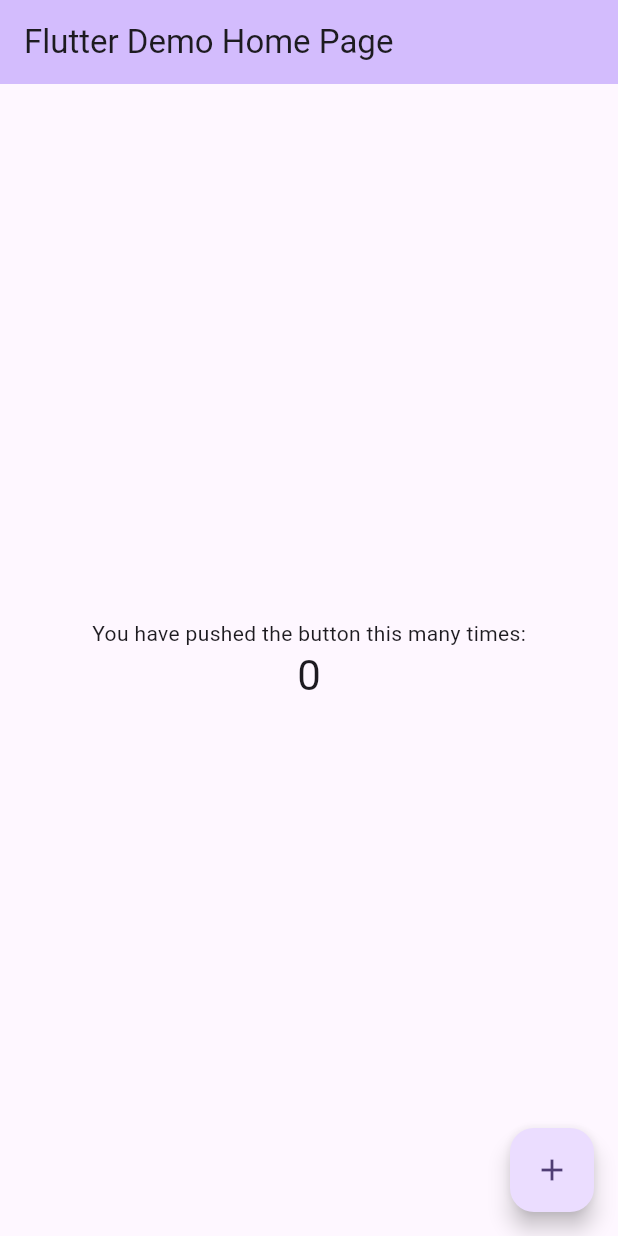
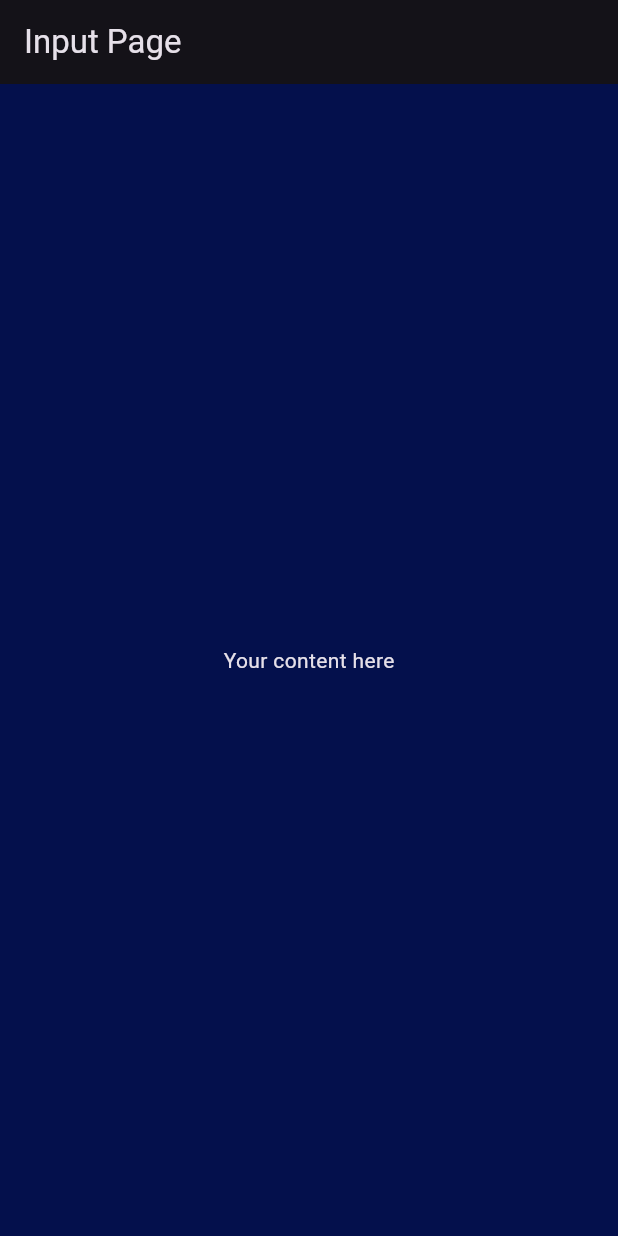
Before and after one commit to Ad33lHub/SP23-BSE-013-Muhammad-Adeel, a Flutter app: the screen it shows after launch, on a phone screen of 412 x 824 dp. Run offline on Flutter 3.47's test engine with Material 3 defaults, Android fonts, the light colour scheme and no system bars; our stand-ins replace csv, flutter_colorpicker, flutter_local_notifications, google_fonts, image_picker, math_expressions and 5 more; accounts and stored records are empty.

Commit message:
video2 9theme apply
apply dark theme

```diff
--- /dev/null
+++ b/bmi/lib/input_page.dart
@@ -0,0 +1,16 @@
+import 'package:flutter/material.dart';
+
+class InputPage extends StatefulWidget {
+  @override
+  _InputPageState createState() => _InputPageState();
+}
+
+class _InputPageState extends State<InputPage> {
+  @override
+  Widget build(BuildContext context) {
+    return Scaffold(
+      appBar: AppBar(title: Text("Input Page")),
+      body: Center(child: Text("Your content here")),
+    );
+  }
+}
--- a/bmi/lib/main.dart
+++ b/bmi/lib/main.dart
@@ -1,4 +1,5 @@
 import 'package:flutter/material.dart';
+import 'input_page.dart';
 
 void main() {
   runApp(const MyApp());
@@ -7,116 +8,14 @@ void main() {
 class MyApp extends StatelessWidget {
   const MyApp({super.key});
 
-  // This widget is the root of your application.
   @override
   Widget build(BuildContext context) {
     return MaterialApp(
-      title: 'Flutter Demo',
-      theme: ThemeData(
-        // This is the theme of your application.
-        //
-        // TRY THIS: Try running your application with "flutter run". You'll see
-        // the application has a purple toolbar. Then, without quitting the app,
-        // try changing the seedColor in the colorScheme below to Colors.green
-        // and then invoke "hot reload" (save your changes or press the "hot
-        // reload" button in a Flutter-supported IDE, or press "r" if you used
-        // the command line to start the app).
-        //
-        // Notice that the counter didn't reset back to zero; the application
-        // state is not lost during the reload. To reset the state, use hot
-        // restart instead.
-        //
-        // This works for code too, not just values: Most code changes can be
-        // tested with just a hot reload.
-        colorScheme: ColorScheme.fromSeed(seedColor: Colors.deepPurple),
+      home: InputPage(),
+      theme: ThemeData.dark().copyWith(
+        primaryColor: Color.fromARGB(255, 4, 16, 76),
+        scaffoldBackgroundColor: Color.fromARGB(255, 4, 16, 76),
       ),
-      home: const MyHomePage(title: 'Flutter Demo Home Page'),
     );
   }
 }
-
-class MyHomePage extends StatefulWidget {
-  const MyHomePage({super.key, required this.title});
-
-  // This widget is the home page of your application. It is stateful, meaning
-  // that it has a State object (defined below) that contains fields that affect
-  // how it looks.
-
-  // This class is the configuration for the state. It holds the values (in this
-  // case the title) provided by the parent (in this case the App widget) and
-  // used by the build method of the State. Fields in a Widget subclass are
-  // always marked "final".
-
-  final String title;
-
-  @override
-  State<MyHomePage> createState() => _MyHomePageState();
-}
-
-class _MyHomePageState extends State<MyHomePage> {
-  int _counter = 0;
-
-  void _incrementCounter() {
-    setState(() {
-      // This call to setState tells the Flutter framework that something has
-      // changed in this State, which causes it to rerun the build method below
-      // so that the display can reflect the updated values. If we changed
-      // _counter without calling setState(), then the build method would not be
-      // called again, and so nothing would appear to happen.
-      _counter++;
-    });
-  }
-
-  @override
-  Widget build(BuildContext context) {
-    // This method is rerun every time setState is called, for instance as done
-    // by the _incrementCounter method above.
-    //
-    // The Flutter framework has been optimized to make rerunning build methods
-    // fast, so that you can just rebuild anything that needs updating rather
-    // than having to individually change instances of widgets.
-    return Scaffold(
-      appBar: AppBar(
-        // TRY THIS: Try changing the color here to a specific color (to
-        // Colors.amber, perhaps?) and trigger a hot reload to see the AppBar
-        // change color while the other colors stay the same.
-        backgroundColor: Theme.of(context).colorScheme.inversePrimary,
-        // Here we take the value from the MyHomePage object that was created by
-        // the App.build method, and use it to set our appbar title.
-        title: Text(widget.title),
-      ),
-      body: Center(
-        // Center is a layout widget. It takes a single child and positions it
-        // in the middle of the parent.
-        child: Column(
-          // Column is also a layout widget. It takes a list of children and
-          // arranges them vertically. By default, it sizes itself to fit its
-          // children horizontally, and tries to be as tall as its parent.
-          //
-          // Column has various properties to control how it sizes itself and
-          // how it positions its children. Here we use mainAxisAlignment to
-          // center the children vertically; the main axis here is the vertical
-          // axis because Columns are vertical (the cross axis would be
-          // horizontal).
-          //
-          // TRY THIS: Invoke "debug painting" (choose the "Toggle Debug Paint"
-          // action in the IDE, or press "p" in the console), to see the
-          // wireframe for each widget.
-          mainAxisAlignment: MainAxisAlignment.center,
-          children: <Widget>[
-            const Text('You have pushed the button this many times:'),
-            Text(
-              '$_counter',
-              style: Theme.of(context).textTheme.headlineMedium,
-            ),
-          ],
-        ),
-      ),
-      floatingActionButton: FloatingActionButton(
-        onPressed: _incrementCounter,
-        tooltip: 'Increment',
-        child: const Icon(Icons.add),
-      ), // This trailing comma makes auto-formatting nicer for build methods.
-    );
-  }
-}
```
Also changed, not shown: 1 other file.
